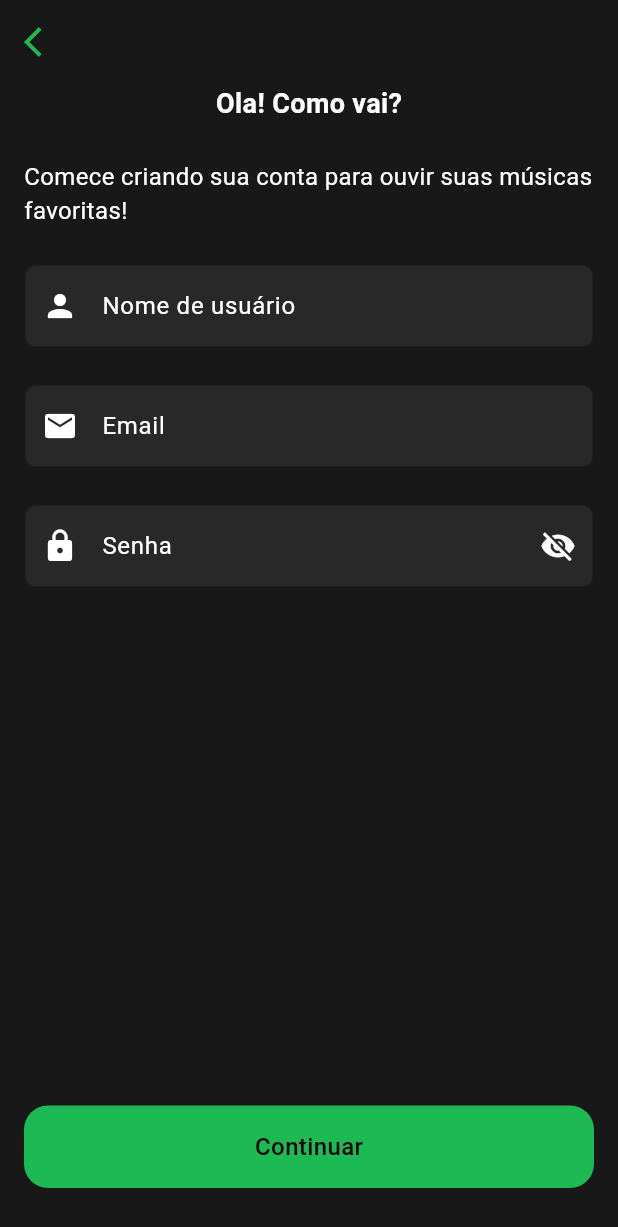
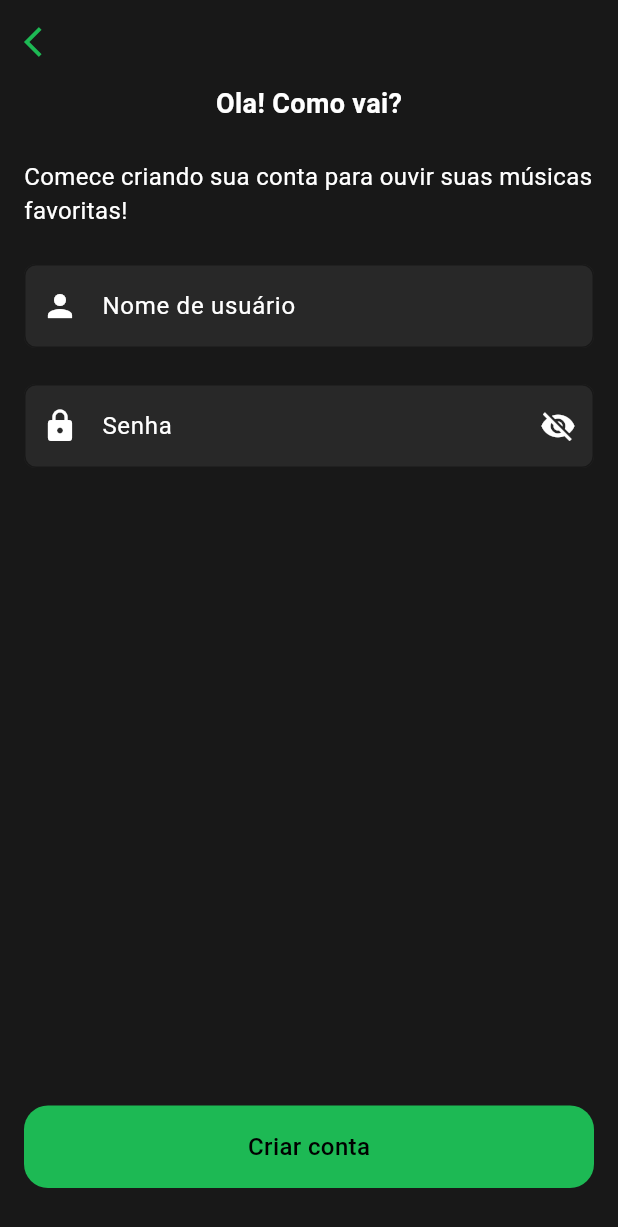
Before and after one commit to Matheus-Silva02/spotergs, a Flutter app: the RegisterPage screen opened by its route, on a phone screen of 412 x 824 dp. Shown: the top 1227 px of the screen. Run offline on Flutter 3.47's test engine with Material 3 defaults, Android fonts, the phone set to English and light mode, and no system bars; our stand-ins replace cached_network_image, dio, freezed_annotation, get, just_audio.

Commit message:
feat: Update authentication flow to use username instead of email, refactor related components and endpoints

```diff
--- a/lib/app/modules/login/controllers/login_controller.dart
+++ b/lib/app/modules/login/controllers/login_controller.dart
@@ -7,14 +7,14 @@ class LoginController extends GetxController {
 
   LoginController({required this.repository});
 
-  RxString email = ''.obs;
+  RxString name = ''.obs;
   RxString password = ''.obs;
   RxBool isLoading = false.obs;
   RxString errorMessage = ''.obs;
 
   Future<void> loginUser() async {
-    if (email.value.isEmpty || password.value.isEmpty) {
-      errorMessage.value = 'Email e senha são obrigatórios';
+    if (name.value.isEmpty || password.value.isEmpty) {
+      errorMessage.value = 'Nome e senha são obrigatórios';
       return;
     }
 
@@ -22,13 +22,17 @@ class LoginController extends GetxController {
     errorMessage.value = '';
 
     try {
-      var response = await repository.login(email: email.value, password: password.value);
+      var response = await repository.login(
+        name: name.value,
+        password: password.value,
+      );
 
-      if (response != null) {
+      if (response != null && response['status'] == 'success') {
         errorMessage.value = '';
+        // Store user data if needed
         Get.offNamed('/home');
       } else {
-        errorMessage.value = 'Falha no login';
+        errorMessage.value = response?['message'] ?? 'Falha no login';
       }
     } catch (e) {
       errorMessage.value = 'Erro na conexão: ${e.toString()}';
@@ -45,9 +49,7 @@ class LoginController extends GetxController {
         title: const Text('Entrar como convidado'),
         content: TextField(
           controller: nicknameController,
-          decoration: const InputDecoration(
-            hintText: 'Digite seu nickname',
-          ),
+          decoration: const InputDecoration(hintText: 'Digite seu nickname'),
         ),
         actions: [
           TextButton(
--- a/lib/app/modules/login/pages/login_page.dart
+++ b/lib/app/modules/login/pages/login_page.dart
@@ -29,19 +29,24 @@ class LoginPage extends GetView<LoginController> {
             children: [
               Text(
                 'Bem-vindo de volta!',
-                style: AppTextStyles.titleLarge
-                    .copyWith(color: AppTheme.textPrimaryColor),
+                style: AppTextStyles.titleLarge.copyWith(
+                  color: AppTheme.textPrimaryColor,
+                ),
               ),
               Text(
                 'Faça login para continuar ouvindo suas músicas favoritas!',
-                style: AppTextStyles.secondaryHeadlineSmall
-                    .copyWith(color: AppTheme.textPrimaryColor),
+                style: AppTextStyles.secondaryHeadlineSmall.copyWith(
+                  color: AppTheme.textPrimaryColor,
+                ),
               ),
               RegisterTextField(
-                label: 'Email',
-                onValueChanged: (value) => {controller.email.value = value},
-                keyboardType: TextInputType.emailAddress,
-                prefixIcon: Icon(Icons.email, color: AppTheme.textPrimaryColor),
+                label: 'Nome de usuário',
+                onValueChanged: (value) => {controller.name.value = value},
+                keyboardType: TextInputType.text,
+                prefixIcon: Icon(
+                  Icons.person,
+                  color: AppTheme.textPrimaryColor,
+                ),
               ),
               RegisterTextField(
                 label: 'Senha',
@@ -53,10 +58,11 @@ class LoginPage extends GetView<LoginController> {
               Obx(() {
                 return controller.errorMessage.isNotEmpty
                     ? Text(
-                        controller.errorMessage.value,
-                        style: AppTextStyles.secondaryHeadlineSmall
-                            .copyWith(color: AppTheme.errorColor),
-                      )
+                      controller.errorMessage.value,
+                      style: AppTextStyles.secondaryHeadlineSmall.copyWith(
+                        color: AppTheme.errorColor,
+                      ),
+                    )
                     : const SizedBox.shrink();
               }),
               Spacer(),
@@ -64,13 +70,16 @@ class LoginPage extends GetView<LoginController> {
                 padding: const EdgeInsets.only(bottom: 16),
                 child: Obx(() {
                   return CustomButtom(
-                    function: controller.isLoading.value
-                        ? () {}
-                        : controller.loginUser,
+                    function:
+                        controller.isLoading.value
+                            ? () {}
+                            : controller.loginUser,
                     backgroundColor: AppTheme.primaryColor,
-                    textStyle: AppTextStyles.titleMedium
-                        .copyWith(color: Colors.black),
-                    text: controller.isLoading.value ? 'Carregando...' : 'Login',
+                    textStyle: AppTextStyles.titleMedium.copyWith(
+                      color: Colors.black,
+                    ),
+                    text:
+                        controller.isLoading.value ? 'Carregando...' : 'Login',
                   );
                 }),
               ),
@@ -79,8 +88,9 @@ class LoginPage extends GetView<LoginController> {
                 child: CustomButtom(
                   function: controller.loginAsGuest,
                   backgroundColor: AppTheme.surfaceColor,
-                  textStyle: AppTextStyles.titleMedium
-                      .copyWith(color: AppTheme.textPrimaryColor),
+                  textStyle: AppTextStyles.titleMedium.copyWith(
+                    color: AppTheme.textPrimaryColor,
+                  ),
                   text: 'Entrar como convidado',
                 ),
               ),
@@ -89,10 +99,10 @@ class LoginPage extends GetView<LoginController> {
                 child: CustomButtom(
                   function: () => Get.toNamed('/register'),
                   backgroundColor: AppTheme.surfaceColor,
-                  textStyle: AppTextStyles.titleMedium
-                      .copyWith(color: AppTheme.textPrimaryColor),
+                  textStyle: AppTextStyles.titleMedium.copyWith(
+                    color: AppTheme.textPrimaryColor,
+                  ),
                   text: 'Criar conta',
-
                 ),
               ),
             ],
--- a/lib/app/modules/register/pages/register_page.dart
+++ b/lib/app/modules/register/pages/register_page.dart
@@ -6,8 +6,7 @@ import 'package:spotergs/app/modules/register/controllers/register_controller.da
 import 'package:spotergs/app/modules/register/widgets/register_text_field.dart';
 import 'package:spotergs/app/widgets/custom_buttom.dart';
 
-class RegisterPage extends GetView<RegisterController>
-{
+class RegisterPage extends GetView<RegisterController> {
   const RegisterPage({super.key});
 
   @override
@@ -28,41 +27,62 @@ class RegisterPage extends GetView<RegisterController>
           child: Column(
             spacing: 24,
             children: [
-              Text('Ola! Como vai?',style: AppTextStyles.titleLarge.copyWith(color: AppTheme.textPrimaryColor),),
-              Text('Comece criando sua conta para ouvir suas músicas favoritas!', style: AppTextStyles.secondaryHeadlineSmall.copyWith(color: AppTheme.textPrimaryColor),),
-              RegisterTextField(
-                onValueChanged: (value) =>
-                {controller.userName.value = value},
-                label: 'Nome de usuário',
-                prefixIcon: Icon(Icons.person, color: AppTheme.textPrimaryColor),
+              Text(
+                'Ola! Como vai?',
+                style: AppTextStyles.titleLarge.copyWith(
+                  color: AppTheme.textPrimaryColor,
+                ),
+              ),
+              Text(
+                'Comece criando sua conta para ouvir suas músicas favoritas!',
+                style: AppTextStyles.secondaryHeadlineSmall.copyWith(
+                  color: AppTheme.textPrimaryColor,
+                ),
               ),
               RegisterTextField(
-                label: 'Email',
-                onValueChanged: (value) => {
-                  controller.email.value = value,
-                },
-                keyboardType: TextInputType.emailAddress,
-                prefixIcon: Icon(Icons.email, color: AppTheme.textPrimaryColor),
+                onValueChanged: (value) => {controller.name.value = value},
+                label: 'Nome de usuário',
+                prefixIcon: Icon(
+                  Icons.person,
+                  color: AppTheme.textPrimaryColor,
+                ),
               ),
               RegisterTextField(
                 label: 'Senha',
-                onValueChanged: (value) =>
-                {
-                  controller.password.value = value
-                },
+                onValueChanged: (value) => {controller.password.value = value},
                 textValue: controller.password.value,
                 obscureText: true,
                 prefixIcon: Icon(Icons.lock, color: AppTheme.textPrimaryColor),
               ),
+              Obx(() {
+                return controller.errorMessage.isNotEmpty
+                    ? Text(
+                      controller.errorMessage.value,
+                      style: AppTextStyles.secondaryHeadlineSmall.copyWith(
+                        color: AppTheme.errorColor,
+                      ),
+                    )
+                    : const SizedBox.shrink();
+              }),
               Spacer(),
               Padding(
                 padding: const EdgeInsets.only(bottom: 32),
-                child: CustomButtom(
-                  function: controller.registerUser,
-                  backgroundColor: AppTheme.primaryColor,
-                  textStyle: AppTextStyles.titleMedium.copyWith(color: Colors.black),
-
-                ),
+                child: Obx(() {
+                  return CustomButtom(
+                    function:
+                        controller.isLoading.value
+                            ? () {}
+                            : controller.registerUser,
+                    backgroundColor: AppTheme.primaryColor,
+                    textStyle: AppTextStyles.titleMedium.copyWith(
+                      color: Colors.black,
+                    ),
+                    text:
+                        controller.isLoading.value
+                            ? 'Carregando...'
+                            : 'Criar conta',
+                  );
+                }),
               ),
             ],
           ),
@@ -70,5 +90,4 @@ class RegisterPage extends GetView<RegisterController>
       ),
     );
   }
-
 }
--- a/lib/app/repositories/auth_repository.dart
+++ b/lib/app/repositories/auth_repository.dart
@@ -12,17 +12,17 @@ import 'package:spotergs/app/utils/constants.dart';
 class AuthRepository {
   final ApiService _apiService = Get.find<ApiService>();
 
-  /// Login with email and password
-  /// Returns: { "user": { ... } }
+  /// Login with username and password
+  /// Returns: { "status": "success", "message": "User logged in successfully" }
   Future<dynamic> login({
-    required String email,
+    required String name,
     required String password,
   }) async {
     try {
       final response = await _apiService.post(
         Constants.loginEndpoint,
-        data: {
-          'email': email,
+        params: {
+          'name': name,
           'password': password,
         },
       );
@@ -34,19 +34,18 @@ class AuthRepository {
   }
 
   /// Register new user
-  /// Returns: { "user": { ... } }
+  /// Returns: { "status": "success", "message": "User registered successfully" }
   Future<dynamic> register({
     required String name,
-    required String email,
     required String password,
   }) async {
     try {
       final response = await _apiService.post(
         Constants.registerEndpoint,
-        data: {
+        params: {
           'name': name,
-          'email': email,
           'password': password,
+          'password_confirm': password,
         },
       );
       return response;
--- a/lib/app/utils/constants.dart
+++ b/lib/app/utils/constants.dart
@@ -7,8 +7,8 @@ class Constants {
   static const String wsUrl = 'ws://localhost:3000/ws'; // WebSocket URL
 
   // API Endpoints
-  static const String loginEndpoint = '/auth/login';
-  static const String registerEndpoint = '/auth/register';
+  static const String loginEndpoint = '/user/login';
+  static const String registerEndpoint = '/user/register';
   static const String guestLoginEndpoint = '/auth/guest';
   static const String logoutEndpoint = '/auth/logout';
 
--- a/lib/main.dart
+++ b/lib/main.dart
@@ -32,7 +32,7 @@
       title: 'Spotergs',
       theme: AppTheme.darkTheme,
       themeMode: ThemeMode.dark,
-      initialRoute: AppRoutes.home,
+      initialRoute: AppRoutes.login,
       getPages: AppPages.pages,
       defaultTransition: Transition.cupertino,
       builder: (context, child) {
```
Also changed, not shown: lib/app/modules/register/bindings/register_binding.dart (+4 -4 lines), lib/app/modules/register/controllers/register_controller.dart (+65 -9 lines), 2 other files.
